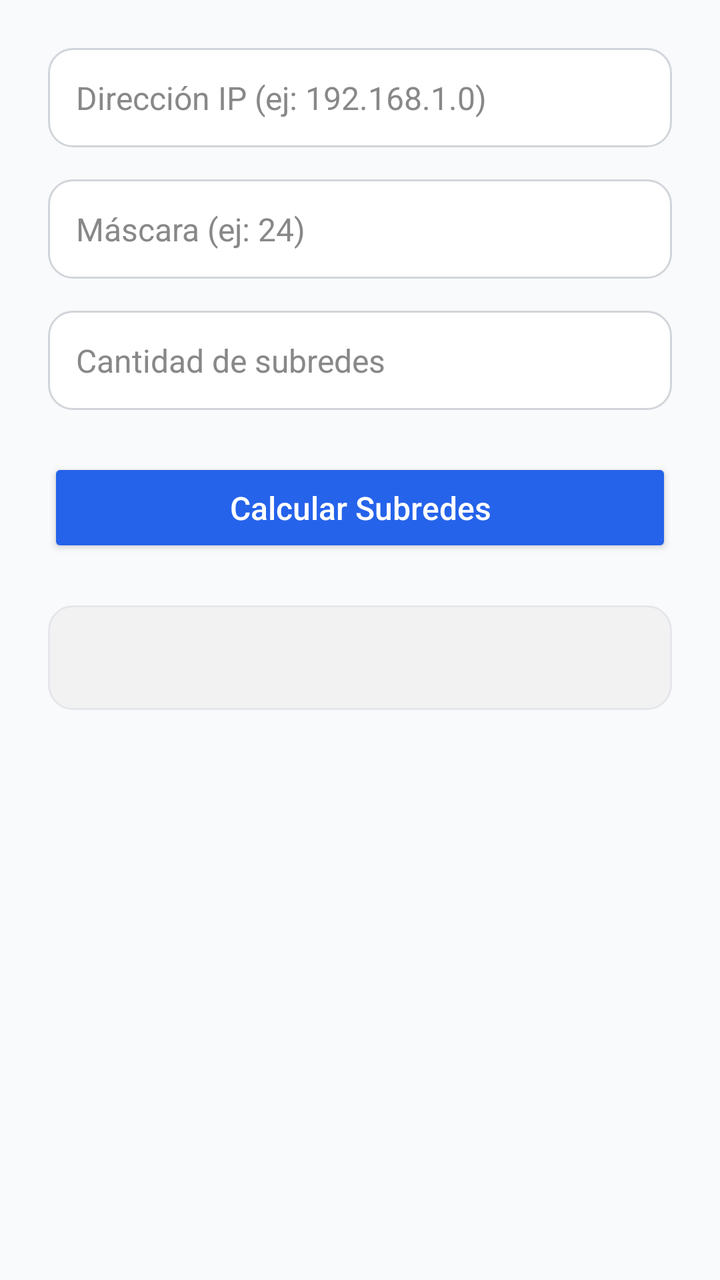
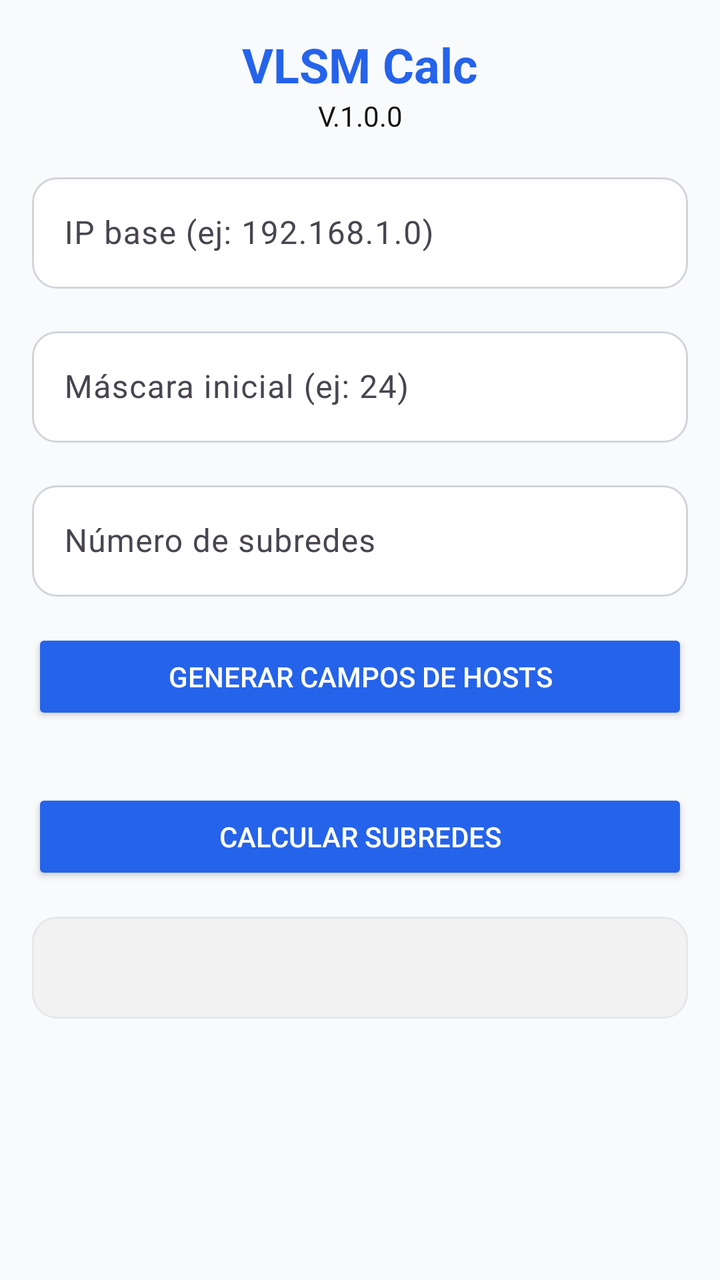

An Android layout rendered at two revisions. The XML below is the earlier revision; the diff shows what the commit changed to produce the second picture.
<!-- AndroidManifest.xml: application theme Theme.CalculadoraVLSM -->
<!-- res/layout/activity_main.xml -->
<?xml version="1.0" encoding="utf-8"?>
<androidx.constraintlayout.widget.ConstraintLayout
    xmlns:android="http://schemas.android.com/apk/res/android"
    xmlns:tools="http://schemas.android.com/tools"
    xmlns:app="http://schemas.android.com/apk/res-auto"
    android:id="@+id/main"
    android:layout_width="match_parent"
    android:layout_height="match_parent"
    android:background="#F9FAFB"
    tools:context=".MainActivity">

    <ScrollView
        android:layout_width="0dp"
        android:layout_height="0dp"
        android:padding="24dp"
        app:layout_constraintTop_toTopOf="parent"
        app:layout_constraintBottom_toBottomOf="parent"
        app:layout_constraintStart_toStartOf="parent"
        app:layout_constraintEnd_toEndOf="parent">

        <LinearLayout
            android:layout_width="match_parent"
            android:layout_height="wrap_content"
            android:orientation="vertical"
            android:gravity="center_horizontal">

            <EditText
                android:id="@+id/ipInput"
                android:hint="Dirección IP (ej: 192.168.1.0)"
                android:inputType="text"
                android:layout_width="match_parent"
                android:layout_height="wrap_content"
                android:background="@drawable/input_background"
                android:padding="14dp"
                android:textColor="#000"
                android:textColorHint="#888"
                android:textSize="16sp"
                android:layout_marginBottom="16dp"/>

            <EditText
                android:id="@+id/maskInput"
                android:hint="Máscara (ej: 24)"
                android:inputType="number"
                android:layout_width="match_parent"
                android:layout_height="wrap_content"
                android:background="@drawable/input_background"
                android:padding="14dp"
                android:textColor="#000"
                android:textColorHint="#888"
                android:textSize="16sp"
                android:layout_marginBottom="16dp"/>

            <EditText
                android:id="@+id/subnetCountInput"
                android:hint="Cantidad de subredes"
                android:inputType="number"
                android:layout_width="match_parent"
                android:layout_height="wrap_content"
                android:background="@drawable/input_background"
                android:padding="14dp"
                android:textColor="#000"
                android:textColorHint="#888"
                android:textSize="16sp"
                android:layout_marginBottom="24dp"/>

            <Button
                android:id="@+id/calculateButton"
                android:text="Calcular Subredes"
                android:layout_width="match_parent"
                android:layout_height="wrap_content"
                android:backgroundTint="#2563EB"
                android:textColor="#FFF"
                android:textAllCaps="false"
                android:textSize="16sp"
                android:padding="14dp"
                android:layout_marginBottom="24dp"
                android:elevation="2dp"/>

            <TextView
                android:id="@+id/resultOutput"
                android:layout_width="match_parent"
                android:layout_height="wrap_content"
                android:textSize="15sp"
                android:textColor="#111"
                android:background="@drawable/output_background"
                android:padding="16dp"
                android:lineSpacingExtra="4dp"
                android:scrollbars="vertical"/>
        </LinearLayout>
    </ScrollView>
</androidx.constraintlayout.widget.ConstraintLayout>
<!-- resources referenced by this layout -->
<resources>
  <!-- drawable input_background (drawable) -->
  <?xml version="1.0" encoding="utf-8"?>
  <shape xmlns:android="http://schemas.android.com/apk/res/android" android:shape="rectangle">
      <solid android:color="#FFF"/>
      <stroke android:width="1dp" android:color="#D1D5DB"/>
      <corners android:radius="12dp"/>
  </shape>
  <!-- drawable output_background (drawable) -->
  <?xml version="1.0" encoding="utf-8"?>
  <shape xmlns:android="http://schemas.android.com/apk/res/android" android:shape="rectangle">
      <solid android:color="#F2F2F2"/>
      <stroke android:width="1dp" android:color="#E5E7EB"/>
      <corners android:radius="12dp"/>
  </shape>
  <style name="Theme.CalculadoraVLSM" parent="Base.Theme.CalculadoraVLSM" />
  <style name="Base.Theme.CalculadoraVLSM" parent="Theme.Material3.DayNight.NoActionBar">
          
          
      </style>
</resources>

<!-- the commit's change to res/layout/activity_main.xml (unified diff, before → after) -->
@@ -1,91 +1,164 @@
 <?xml version="1.0" encoding="utf-8"?>
-<androidx.constraintlayout.widget.ConstraintLayout
-    xmlns:android="http://schemas.android.com/apk/res/android"
-    xmlns:tools="http://schemas.android.com/tools"
+<LinearLayout xmlns:android="http://schemas.android.com/apk/res/android"
     xmlns:app="http://schemas.android.com/apk/res-auto"
-    android:id="@+id/main"
+    android:id="@+id/mainLayout"
     android:layout_width="match_parent"
     android:layout_height="match_parent"
-    android:background="#F9FAFB"
-    tools:context=".MainActivity">
+    android:orientation="vertical"
+    android:padding="16dp"
+    android:background="#F9FAFB">
+
+    <TextView
+        android:id="@+id/title"
+        android:layout_width="match_parent"
+        android:layout_height="wrap_content"
+        android:text="@string/tittle"
+        android:textColor="#2563EB"
+        android:textSize="24sp"
+        android:textStyle="bold"
+        android:gravity="center" />
+
+
+    <TextView
+        android:id="@+id/version"
+        android:layout_width="match_parent"
+        android:layout_height="wrap_content"
+        android:text="@string/version"
+        android:textColor="#111"
+        android:textSize="14sp"
+        android:layout_marginBottom="16dp"
+        android:gravity="center" />
+
+
+    <com.google.android.material.textfield.TextInputLayout
+        android:id="@+id/ipInputLayout"
+        android:layout_width="match_parent"
+        android:layout_height="wrap_content"
+        app:boxBackgroundMode="outline"
+        app:boxStrokeColor="#2563EB"
+        android:layout_marginBottom="16dp">
+
+        <com.google.android.material.textfield.TextInputEditText
+            android:id="@+id/ipInput"
+            android:layout_width="match_parent"
+            android:layout_height="wrap_content"
+            android:hint="@string/hover_ip_base"
+            android:inputType="text"
+            android:textColor="#111"
+            android:textSize="16sp"
+            android:background="@drawable/input_background" />
+    </com.google.android.material.textfield.TextInputLayout>
+
+
+    <com.google.android.material.textfield.TextInputLayout
+        android:id="@+id/maskInputLayout"
+        android:layout_width="match_parent"
+        android:layout_height="wrap_content"
+        app:boxBackgroundMode="outline"
+        app:boxStrokeColor="#2563EB"
+        android:layout_marginBottom="16dp">
+
+        <com.google.android.material.textfield.TextInputEditText
+            android:id="@+id/maskInput"
+            android:layout_width="match_parent"
+            android:layout_height="wrap_content"
+            android:hint="@string/hover_mascara_ini"
+            android:inputType="number"
+            android:textColor="#111"
+            android:textSize="16sp"
+            android:background="@drawable/input_background" />
+    </com.google.android.material.textfield.TextInputLayout>
+
+
+    <com.google.android.material.textfield.TextInputLayout
+        android:id="@+id/numSubnetsInputLayout"
+        android:layout_width="match_parent"
+        android:layout_height="wrap_content"
+        app:boxBackgroundMode="outline"
+        app:boxStrokeColor="#2563EB"
+        android:layout_marginBottom="16dp">
+
+        <com.google.android.material.textfield.TextInputEditText
+            android:id="@+id/numSubnetsInput"
+            android:layout_width="match_parent"
+            android:layout_height="wrap_content"
+            android:hint="@string/hover_num_sr"
+            android:inputType="number"
+            android:textColor="#111"
+            android:textSize="16sp"
+            android:background="@drawable/input_background" />
+    </com.google.android.material.textfield.TextInputLayout>
+
+
+    <Button
+        android:id="@+id/generateFieldsButton"
+        android:layout_width="match_parent"
+        android:layout_height="wrap_content"
+        android:text="@string/generar"
+        android:textColor="#FFF"
+        android:backgroundTint="#2563EB"
+        android:layout_marginBottom="16dp" />
+
+
+
+
+    <LinearLayout
+        android:id="@+id/hostsContainer"
+        android:layout_width="match_parent"
+        android:layout_height="wrap_content"
+        android:orientation="vertical" />
+
+    <Button
+        android:id="@+id/backToStepOneButton"
+        android:layout_width="match_parent"
+        android:layout_height="wrap_content"
+        android:text="@string/btn_return"
+        android:layout_marginTop="8dp"
+        android:textColor="#FFF"
+        android:backgroundTint="#EF4444"
+        android:visibility="gone" />
+
+    <Button
+        android:id="@+id/calculateButton"
+        android:layout_width="match_parent"
+        android:layout_height="wrap_content"
+        android:text="@string/calcular"
+        android:layout_marginTop="16dp"
+        android:textColor="#FFF"
+        android:backgroundTint="#2563EB" />
 
     <ScrollView
-        android:layout_width="0dp"
+        android:id="@+id/resultsScroll"
+        android:layout_width="match_parent"
         android:layout_height="0dp"
-        android:padding="24dp"
-        app:layout_constraintTop_toTopOf="parent"
-        app:layout_constraintBottom_toBottomOf="parent"
-        app:layout_constraintStart_toStartOf="parent"
-        app:layout_constraintEnd_toEndOf="parent">
+        android:layout_weight="1"
+        android:layout_marginTop="16dp">
 
         <LinearLayout
+            android:id="@+id/resultsContainer"
             android:layout_width="match_parent"
             android:layout_height="wrap_content"
-            android:orientation="vertical"
-            android:gravity="center_horizontal">
-
-            <EditText
-                android:id="@+id/ipInput"
-                android:hint="Dirección IP (ej: 192.168.1.0)"
-                android:inputType="text"
-                android:layout_width="match_parent"
-                android:layout_height="wrap_content"
-                android:background="@drawable/input_background"
-                android:padding="14dp"
-                android:textColor="#000"
-                android:textColorHint="#888"
-                android:textSize="16sp"
-                android:layout_marginBottom="16dp"/>
-
-            <EditText
-                android:id="@+id/maskInput"
-                android:hint="Máscara (ej: 24)"
-                android:inputType="number"
-                android:layout_width="match_parent"
-                android:layout_height="wrap_content"
-                android:background="@drawable/input_background"
-                android:padding="14dp"
-                android:textColor="#000"
-                android:textColorHint="#888"
-                android:textSize="16sp"
-                android:layout_marginBottom="16dp"/>
-
-            <EditText
-                android:id="@+id/subnetCountInput"
-                android:hint="Cantidad de subredes"
-                android:inputType="number"
-                android:layout_width="match_parent"
-                android:layout_height="wrap_content"
-                android:background="@drawable/input_background"
-                android:padding="14dp"
-                android:textColor="#000"
-                android:textColorHint="#888"
-                android:textSize="16sp"
-                android:layout_marginBottom="24dp"/>
-
-            <Button
-                android:id="@+id/calculateButton"
-                android:text="Calcular Subredes"
-                android:layout_width="match_parent"
-                android:layout_height="wrap_content"
-                android:backgroundTint="#2563EB"
-                android:textColor="#FFF"
-                android:textAllCaps="false"
-                android:textSize="16sp"
-                android:padding="14dp"
-                android:layout_marginBottom="24dp"
-                android:elevation="2dp"/>
+            android:orientation="vertical">
 
             <TextView
                 android:id="@+id/resultOutput"
                 android:layout_width="match_parent"
                 android:layout_height="wrap_content"
-                android:textSize="15sp"
+                android:textSize="14sp"
+                android:padding="16dp"
                 android:textColor="#111"
-                android:background="@drawable/output_background"
-                android:padding="16dp"
-                android:lineSpacingExtra="4dp"
-                android:scrollbars="vertical"/>
+                android:background="@drawable/output_background" />
         </LinearLayout>
     </ScrollView>
-</androidx.constraintlayout.widget.ConstraintLayout>
+
+    <Button
+        android:id="@+id/newCalculationButton"
+        android:layout_width="match_parent"
+        android:layout_height="wrap_content"
+        android:text="@string/new_cal"
+        android:layout_marginTop="16dp"
+        android:textColor="#FFF"
+        android:backgroundTint="#10B981"
+        android:visibility="gone" />
+
+</LinearLayout>
<!-- resource entries referenced after the edit -->
@@ -14,6 +14,15 @@
       <stroke android:width="1dp" android:color="#E5E7EB"/>
       <corners android:radius="12dp"/>
   </shape>
+  <string name="btn_return">Regresar</string>
+  <string name="calcular">Calcular Subredes</string>
+  <string name="generar">Generar campos de hosts</string>
+  <string name="hover_ip_base">IP base (ej: 192.168.1.0)</string>
+  <string name="hover_mascara_ini">Máscara inicial (ej: 24)</string>
+  <string name="hover_num_sr">Número de subredes</string>
+  <string name="new_cal">Nuevo cálculo</string>
+  <string name="tittle">VLSM Calc</string>
+  <string name="version">V.1.0.0</string>
   <style name="Theme.CalculadoraVLSM" parent="Base.Theme.CalculadoraVLSM" />
   <style name="Base.Theme.CalculadoraVLSM" parent="Theme.Material3.DayNight.NoActionBar">
           
